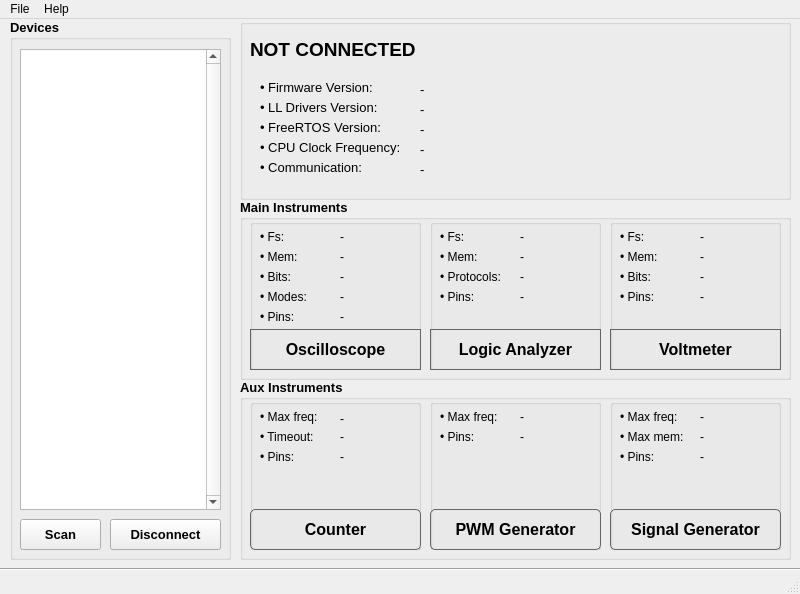
Old version of the form src/software-qt/EMBO/window_main.ui in the repository parezj/EMBO.
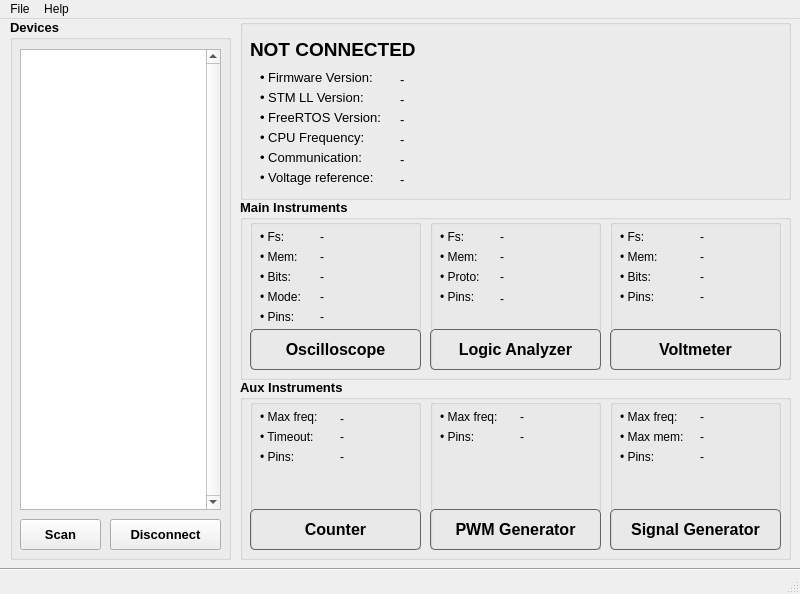
New version of the form. Icons and pictures are not drawn.

```diff
--- a/src/software-qt/EMBO/window_main.ui
+++ b/src/software-qt/EMBO/window_main.ui
@@ -253,7 +253,7 @@
       <rect>
        <x>10</x>
        <y>20</y>
-       <width>561</width>
+       <width>351</width>
        <height>21</height>
       </rect>
      </property>
@@ -298,7 +298,7 @@
      <property name="geometry">
       <rect>
        <x>20</x>
-       <y>60</y>
+       <y>50</y>
        <width>141</width>
        <height>16</height>
       </rect>
@@ -321,7 +321,7 @@
      <property name="geometry">
       <rect>
        <x>20</x>
-       <y>80</y>
+       <y>70</y>
        <width>141</width>
        <height>16</height>
       </rect>
@@ -334,7 +334,7 @@
       </font>
      </property>
      <property name="text">
-      <string>• LL Drivers Version:</string>
+      <string>• STM LL Version:</string>
      </property>
      <property name="textFormat">
       <enum>Qt::AutoText</enum>
@@ -344,7 +344,7 @@
      <property name="geometry">
       <rect>
        <x>20</x>
-       <y>100</y>
+       <y>90</y>
        <width>141</width>
        <height>16</height>
       </rect>
@@ -367,7 +367,7 @@
      <property name="geometry">
       <rect>
        <x>20</x>
-       <y>120</y>
+       <y>110</y>
        <width>141</width>
        <height>16</height>
       </rect>
@@ -380,7 +380,7 @@
       </font>
      </property>
      <property name="text">
-      <string>• CPU Clock Frequency:</string>
+      <string>• CPU Frequency:</string>
      </property>
      <property name="textFormat">
       <enum>Qt::AutoText</enum>
@@ -390,7 +390,7 @@
      <property name="geometry">
       <rect>
        <x>20</x>
-       <y>140</y>
+       <y>130</y>
        <width>141</width>
        <height>16</height>
       </rect>
@@ -412,9 +412,9 @@
     <widget class="QLabel" name="label_dev_fw">
      <property name="geometry">
       <rect>
-       <x>180</x>
-       <y>60</y>
-       <width>151</width>
+       <x>160</x>
+       <y>50</y>
+       <width>191</width>
        <height>20</height>
       </rect>
      </property>
@@ -435,9 +435,9 @@
     <widget class="QLabel" name="label_dev_fcpu">
      <property name="geometry">
       <rect>
-       <x>180</x>
-       <y>120</y>
-       <width>151</width>
+       <x>160</x>
+       <y>110</y>
+       <width>191</width>
        <height>20</height>
       </rect>
      </property>
@@ -458,9 +458,9 @@
     <widget class="QLabel" name="label_dev_comm">
      <property name="geometry">
       <rect>
-       <x>180</x>
-       <y>140</y>
-       <width>151</width>
+       <x>160</x>
+       <y>130</y>
+       <width>191</width>
        <height>20</height>
       </rect>
      </property>
@@ -481,9 +481,9 @@
     <widget class="QLabel" name="label_dev_rtos">
      <property name="geometry">
       <rect>
-       <x>180</x>
-       <y>100</y>
-       <width>151</width>
+       <x>160</x>
+       <y>90</y>
+       <width>191</width>
        <height>20</height>
       </rect>
      </property>
@@ -504,9 +504,55 @@
     <widget class="QLabel" name="label_dev_ll">
      <property name="geometry">
       <rect>
-       <x>180</x>
-       <y>80</y>
-       <width>151</width>
+       <x>160</x>
+       <y>70</y>
+       <width>191</width>
+       <height>20</height>
+      </rect>
+     </property>
+     <property name="font">
+      <font>
+       <pointsize>10</pointsize>
+       <weight>50</weight>
+       <bold>false</bold>
+      </font>
+     </property>
+     <property name="text">
+      <string>-</string>
+     </property>
+     <property name="textFormat">
+      <enum>Qt::AutoText</enum>
+     </property>
+    </widget>
+    <widget class="QLabel" name="label_7">
+     <property name="geometry">
+      <rect>
+       <x>20</x>
+       <y>150</y>
+       <width>141</width>
+       <height>16</height>
+      </rect>
+     </property>
+     <property name="font">
+      <font>
+       <pointsize>10</pointsize>
+       <weight>50</weight>
+       <bold>false</bold>
+      </font>
+     </property>
+     <property name="text">
+      <string>• Voltage reference:</string>
+     </property>
+     <property name="textFormat">
+      <enum>Qt::AutoText</enum>
+     </property>
+    </widget>
+    <widget class="QLabel" name="label_dev_vref">
+     <property name="geometry">
+      <rect>
+       <x>160</x>
+       <y>150</y>
+       <width>191</width>
        <height>20</height>
       </rect>
      </property>
@@ -589,7 +635,7 @@
        <string notr="true">QPushButton {    
     padding: 0.2em 0.2em 0.3em 0.2em;
     border: 1px solid rgb(100, 100, 100);
-	border-radius: 0;
+	border-radius: 5px;
     background: qlineargradient(x1:0, y1:0, x2:0, y2:2,
                                   stop:0 #FFFFFF, stop:0.1 #FFFFFF, stop:1  #7B7B7B);
     color: black;
@@ -710,7 +756,7 @@
        </font>
       </property>
       <property name="text">
-       <string>• Modes:</string>
+       <string>• Mode:</string>
       </property>
       <property name="textFormat">
        <enum>Qt::AutoText</enum>
@@ -728,6 +774,8 @@
       <property name="font">
        <font>
         <pointsize>9</pointsize>
+        <weight>50</weight>
+        <bold>false</bold>
        </font>
       </property>
       <property name="text">
@@ -740,9 +788,9 @@
      <widget class="QLabel" name="label_scope_fs">
       <property name="geometry">
        <rect>
-        <x>90</x>
+        <x>70</x>
         <y>10</y>
-        <width>71</width>
+        <width>101</width>
         <height>16</height>
        </rect>
       </property>
@@ -763,9 +811,9 @@
      <widget class="QLabel" name="label_scope_mem">
       <property name="geometry">
        <rect>
-        <x>90</x>
+        <x>70</x>
         <y>30</y>
-        <width>71</width>
+        <width>101</width>
         <height>16</height>
        </rect>
       </property>
@@ -786,9 +834,9 @@
      <widget class="QLabel" name="label_scope_bits">
       <property name="geometry">
        <rect>
-        <x>90</x>
+        <x>70</x>
         <y>50</y>
-        <width>71</width>
+        <width>101</width>
         <height>16</height>
        </rect>
       </property>
@@ -809,9 +857,9 @@
      <widget class="QLabel" name="label_scope_modes">
       <property name="geometry">
        <rect>
-        <x>90</x>
+        <x>70</x>
         <y>70</y>
-        <width>71</width>
+        <width>101</width>
         <height>16</height>
        </rect>
       </property>
@@ -832,9 +880,9 @@
      <widget class="QLabel" name="label_scope_pins">
       <property name="geometry">
        <rect>
-        <x>90</x>
+        <x>70</x>
         <y>90</y>
-        <width>71</width>
+        <width>101</width>
         <height>16</height>
        </rect>
       </property>
@@ -892,7 +940,7 @@
        <string notr="true">QPushButton {    
     padding: 0.2em 0.2em 0.3em 0.2em;
     border: 1px solid rgb(100, 100, 100);
-	border-radius: 0;
+	border-radius: 5px;
     background: qlineargradient(x1:0, y1:0, x2:0, y2:2,
                                   stop:0 #FFFFFF, stop:0.1 #FFFFFF, stop:1  #7B7B7B);
     color: black;
@@ -990,7 +1038,7 @@
        </font>
       </property>
       <property name="text">
-       <string>• Protocols:</string>
+       <string>• Proto:</string>
       </property>
       <property name="textFormat">
        <enum>Qt::AutoText</enum>
@@ -1020,10 +1068,10 @@
      <widget class="QLabel" name="label_la_pins">
       <property name="geometry">
        <rect>
-        <x>90</x>
+        <x>70</x>
         <y>70</y>
-        <width>71</width>
-        <height>16</height>
+        <width>101</width>
+        <height>20</height>
        </rect>
       </property>
       <property name="font">
@@ -1043,9 +1091,9 @@
      <widget class="QLabel" name="label_la_protocols">
       <property name="geometry">
        <rect>
-        <x>90</x>
+        <x>70</x>
         <y>50</y>
-        <width>71</width>
+        <width>101</width>
         <height>16</height>
        </rect>
       </property>
@@ -1066,9 +1114,9 @@
      <widget class="QLabel" name="label_la_fs">
       <property name="geometry">
        <rect>
-        <x>90</x>
+        <x>70</x>
         <y>10</y>
-        <width>71</width>
+        <width>101</width>
         <height>16</height>
        </rect>
       </property>
@@ -1089,9 +1137,9 @@
      <widget class="QLabel" name="label_la_mem">
       <property name="geometry">
        <rect>
-        <x>90</x>
+        <x>70</x>
         <y>30</y>
-        <width>71</width>
+        <width>101</width>
         <height>16</height>
        </rect>
       </property>
@@ -1149,7 +1197,7 @@
        <string notr="true">QPushButton {    
     padding: 0.2em 0.2em 0.3em 0.2em;
     border: 1px solid rgb(100, 100, 100);
-	border-radius: 0;
+	border-radius: 5px;
     background: qlineargradient(x1:0, y1:0, x2:0, y2:2,
                                   stop:0 #FFFFFF, stop:0.1 #FFFFFF, stop:1  #7B7B7B);
     color: black;
```
Left out of the diff: 12 changed lines with no effect on the pictures.
